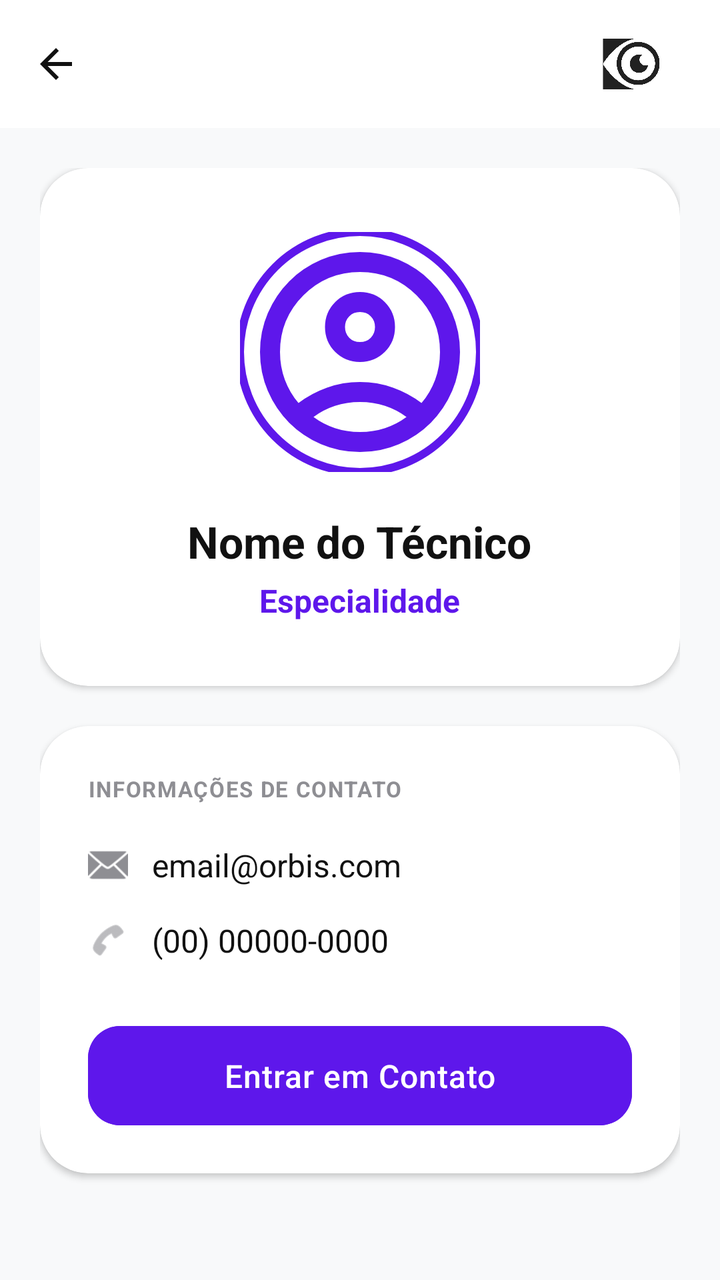
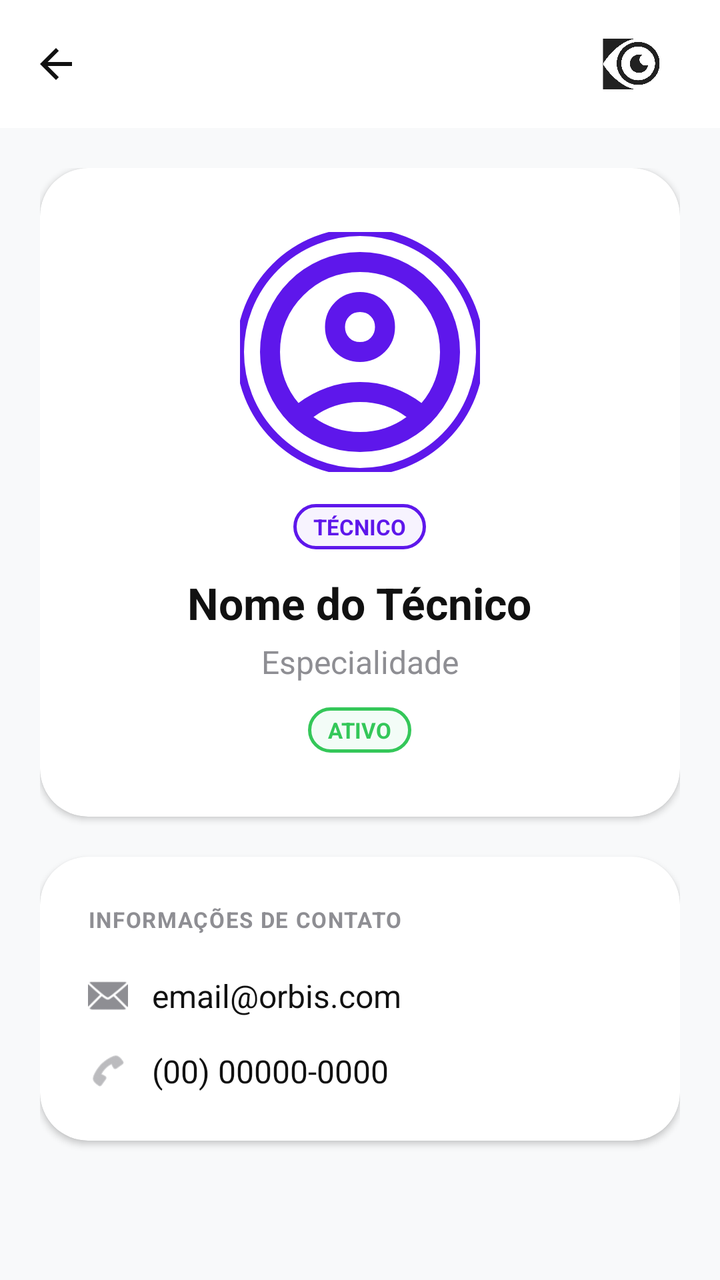

Compare the two renders of this Android layout. The source of the first and the diff that turns it into the second are given below.
<!-- AndroidManifest.xml: application theme Theme.Orbis -->
<!-- res/layout/activity_tecnico_detalhe.xml -->
<?xml version="1.0" encoding="utf-8"?>
<androidx.constraintlayout.widget.ConstraintLayout xmlns:android="http://schemas.android.com/apk/res/android"
    xmlns:app="http://schemas.android.com/apk/res-auto"
    xmlns:tools="http://schemas.android.com/tools"
    android:layout_width="match_parent"
    android:layout_height="match_parent"
    android:background="@color/background"
    tools:context=".ui.main.TecnicoDetalheActivity">

    <com.google.android.material.appbar.AppBarLayout
        android:id="@+id/appBarLayout"
        android:layout_width="match_parent"
        android:layout_height="wrap_content"
        android:background="@color/white"
        android:fitsSystemWindows="true"
        app:elevation="0dp"
        app:layout_constraintTop_toTopOf="parent">

        <com.google.android.material.appbar.MaterialToolbar
            android:id="@+id/toolbar"
            android:layout_width="match_parent"
            android:layout_height="?attr/actionBarSize"
            app:navigationIcon="@drawable/ic_voltar"
            app:navigationIconTint="@color/black"
            app:title="">

            <ImageView
                android:layout_width="wrap_content"
                android:layout_height="32dp"
                android:layout_gravity="end"
                android:layout_marginEnd="16dp"
                android:adjustViewBounds="true"
                android:src="@drawable/orbislogotoolbar" />

        </com.google.android.material.appbar.MaterialToolbar>
    </com.google.android.material.appbar.AppBarLayout>

    <ProgressBar
        android:id="@+id/progressTecnico"
        style="?android:attr/progressBarStyleHorizontal"
        android:layout_width="match_parent"
        android:layout_height="wrap_content"
        android:indeterminate="true"
        android:visibility="gone"
        app:layout_constraintTop_toBottomOf="@id/appBarLayout"
        android:layout_marginTop="-4dp"
        android:indeterminateTint="@color/purple" />

    <ScrollView
        android:layout_width="match_parent"
        android:layout_height="0dp"
        android:fillViewport="true"
        app:layout_constraintTop_toBottomOf="@id/appBarLayout"
        app:layout_constraintBottom_toBottomOf="parent">

        <LinearLayout
            android:layout_width="match_parent"
            android:layout_height="wrap_content"
            android:orientation="vertical"
            android:padding="20dp">

            
            <com.google.android.material.card.MaterialCardView
                style="@style/ModernCard"
                android:layout_width="match_parent"
                android:layout_height="wrap_content"
                android:layout_marginBottom="20dp">

                <LinearLayout
                    android:layout_width="match_parent"
                    android:layout_height="wrap_content"
                    android:gravity="center"
                    android:orientation="vertical"
                    android:padding="32dp">

                    <com.google.android.material.imageview.ShapeableImageView
                        android:id="@+id/imgTecnicoVariavel"
                        android:layout_width="120dp"
                        android:layout_height="120dp"
                        android:scaleType="centerCrop"
                        android:src="@drawable/ic_perfil"
                        app:shapeAppearanceOverlay="@style/CircleImageView"
                        app:strokeColor="@color/purple"
                        app:strokeWidth="4dp" />

                    <TextView
                        android:id="@+id/txtNomeVariavel"
                        android:layout_width="wrap_content"
                        android:layout_height="wrap_content"
                        android:layout_marginTop="20dp"
                        android:text="Nome do Técnico"
                        android:textColor="@color/black"
                        android:textSize="22sp"
                        android:textStyle="bold" />

                    <TextView
                        android:id="@+id/txtEspecialidadeVariavel"
                        android:layout_width="wrap_content"
                        android:layout_height="wrap_content"
                        android:layout_marginTop="4dp"
                        android:text="Especialidade"
                        android:textColor="@color/purple"
                        android:textSize="16sp"
                        android:textStyle="bold" />

                </LinearLayout>
            </com.google.android.material.card.MaterialCardView>

            
            <com.google.android.material.card.MaterialCardView
                style="@style/ModernCard"
                android:layout_width="match_parent"
                android:layout_height="wrap_content">

                <LinearLayout
                    android:layout_width="match_parent"
                    android:layout_height="wrap_content"
                    android:orientation="vertical"
                    android:padding="24dp">

                    <TextView
                        android:layout_width="wrap_content"
                        android:layout_height="wrap_content"
                        android:text="INFORMAÇÕES DE CONTATO"
                        android:textColor="@color/gray"
                        android:textSize="11sp"
                        android:textStyle="bold"
                        android:letterSpacing="0.05"
                        android:layout_marginBottom="20dp"/>

                    <LinearLayout
                        android:layout_width="match_parent"
                        android:layout_height="wrap_content"
                        android:orientation="horizontal"
                        android:gravity="center_vertical"
                        android:layout_marginBottom="16dp">
                        <ImageView
                            android:layout_width="20dp"
                            android:layout_height="20dp"
                            android:src="@android:drawable/ic_dialog_email"
                            app:tint="@color/gray" />
                        <TextView
                            android:id="@+id/txtEmailVariavel"
                            android:layout_width="match_parent"
                            android:layout_height="wrap_content"
                            android:layout_marginStart="12dp"
                            android:text="email@orbis.com"
                            android:textColor="@color/black"
                            android:textSize="16sp" />
                    </LinearLayout>

                    <LinearLayout
                        android:layout_width="match_parent"
                        android:layout_height="wrap_content"
                        android:orientation="horizontal"
                        android:gravity="center_vertical">
                        <ImageView
                            android:layout_width="20dp"
                            android:layout_height="20dp"
                            android:src="@android:drawable/ic_menu_call"
                            app:tint="@color/gray" />
                        <TextView
                            android:id="@+id/txtTelefoneVariavel"
                            android:layout_width="match_parent"
                            android:layout_height="wrap_content"
                            android:layout_marginStart="12dp"
                            android:text="(00) 00000-0000"
                            android:textColor="@color/black"
                            android:textSize="16sp" />
                    </LinearLayout>

                    <com.google.android.material.button.MaterialButton
                        android:id="@+id/btnEntrarContato"
                        style="@style/PrimaryButton"
                        android:layout_width="match_parent"
                        android:layout_height="wrap_content"
                        android:layout_marginTop="32dp"
                        android:text="Entrar em Contato"
                        android:backgroundTint="@color/purple" />

                </LinearLayout>
            </com.google.android.material.card.MaterialCardView>

            <Button
                android:id="@+id/btnVoltar"
                android:layout_width="wrap_content"
                android:layout_height="wrap_content"
                android:visibility="gone" />

        </LinearLayout>
    </ScrollView>

</androidx.constraintlayout.widget.ConstraintLayout>
<!-- resources referenced by this layout -->
<resources>
  <color name="background">#F8F9FA</color>
  <color name="black">#111111</color>
  <color name="gray">#8E8E93</color>
  <color name="purple">#5E17EB</color>
  <color name="white">#FFFFFF</color>
  <!-- drawable ic_perfil (drawable) -->
  <vector xmlns:android="http://schemas.android.com/apk/res/android"
      android:width="24dp"
      android:height="24dp"
      android:viewportWidth="960"
      android:viewportHeight="960">
    <path
        android:pathData="M234,684q51,-39 114,-61.5T480,600q69,0 132,22.5T726,684q35,-41 54.5,-93T800,480q0,-133 -93.5,-226.5T480,160q-133,0 -226.5,93.5T160,480q0,59 19.5,111t54.5,93ZM380.5,479.5Q340,439 340,380t40.5,-99.5Q421,240 480,240t99.5,40.5Q620,321 620,380t-40.5,99.5Q539,520 480,520t-99.5,-40.5ZM480,880q-83,0 -156,-31.5T197,763q-54,-54 -85.5,-127T80,480q0,-83 31.5,-156T197,197q54,-54 127,-85.5T480,80q83,0 156,31.5T763,197q54,54 85.5,127T880,480q0,83 -31.5,156T763,763q-54,54 -127,85.5T480,880ZM580,784.5q47,-15.5 86,-44.5 -39,-29 -86,-44.5T480,680q-53,0 -100,15.5T294,740q39,29 86,44.5T480,800q53,0 100,-15.5ZM523,423q17,-17 17,-43t-17,-43q-17,-17 -43,-17t-43,17q-17,17 -17,43t17,43q17,17 43,17t43,-17ZM480,380ZM480,740Z"
        android:fillColor="#5e17eb"/>
  </vector>
  <!-- drawable ic_voltar (drawable) -->
  <vector xmlns:android="http://schemas.android.com/apk/res/android"
      android:width="24dp"
      android:height="24dp"
      android:viewportWidth="24"
      android:viewportHeight="24">
    <path
        android:fillColor="#000000"
        android:pathData="M20,11H7.83l5.59,-5.59L12,4l-8,8 8,8 1.41,-1.41L7.83,13H20v-2z"/>
  </vector>
  <!-- drawable orbislogotoolbar: png bitmap (drawable, 57971 bytes) -->
  <style name="CircleImageView" parent="">
          <item name="cornerFamily">rounded</item>
          <item name="cornerSize">50%</item>
      </style>
  <style name="ModernCard" parent="Widget.Material3.CardView.Elevated">
          <item name="cardCornerRadius">24dp</item>
          <item name="cardElevation">2dp</item>
          <item name="cardBackgroundColor">@color/surface</item>
          <item name="strokeWidth">0dp</item>
      </style>
  <style name="PrimaryButton" parent="Widget.Material3.Button">
          <item name="cornerRadius">16dp</item>
          <item name="android:insetTop">0dp</item>
          <item name="android:insetBottom">0dp</item>
          <item name="android:paddingTop">14dp</item>
          <item name="android:paddingBottom">14dp</item>
          <item name="android:textAllCaps">false</item>
          <item name="android:letterSpacing">0.02</item>
          <item name="android:textSize">16sp</item>
      </style>
  <style name="Theme.Orbis" parent="Base.Theme.Orbis">
          <item name="android:windowBackground">@color/background</item>
          <item name="colorPrimary">@color/purple</item>
          <item name="colorSecondary">@color/statusGreen</item>
          <item name="android:statusBarColor">@color/white</item>
          <item name="android:windowLightStatusBar">true</item>
      </style>
  <color name="surface">#FFFFFF</color>
  <style name="Base.Theme.Orbis" parent="Theme.Material3.DayNight.NoActionBar">
          
          
      </style>
  <color name="statusGreen">#34C759</color>
</resources>

<!-- the commit's change to res/layout/activity_tecnico_detalhe.xml (unified diff, before → after) -->
@@ -84,10 +84,20 @@
                         app:strokeWidth="4dp" />
 
                     <TextView
+                        android:id="@+id/txtCargoVariavel"
+                        android:layout_width="wrap_content"
+                        android:layout_height="wrap_content"
+                        android:layout_marginTop="16dp"
+                        android:text="TÉCNICO"
+                        style="@style/BadgeText"
+                        android:textColor="@color/purple"
+                        android:background="@drawable/badge_outline_purple" />
+
+                    <TextView
                         android:id="@+id/txtNomeVariavel"
                         android:layout_width="wrap_content"
                         android:layout_height="wrap_content"
-                        android:layout_marginTop="20dp"
+                        android:layout_marginTop="12dp"
                         android:text="Nome do Técnico"
                         android:textColor="@color/black"
                         android:textSize="22sp"
@@ -99,9 +109,18 @@
                         android:layout_height="wrap_content"
                         android:layout_marginTop="4dp"
                         android:text="Especialidade"
-                        android:textColor="@color/purple"
-                        android:textSize="16sp"
-                        android:textStyle="bold" />
+                        android:textColor="@color/gray"
+                        android:textSize="16sp" />
+
+                    <TextView
+                        android:id="@+id/txtEstadoVariavel"
+                        android:layout_width="wrap_content"
+                        android:layout_height="wrap_content"
+                        android:layout_marginTop="12dp"
+                        android:text="ATIVO"
+                        style="@style/BadgeText"
+                        android:textColor="@color/statusGreen"
+                        android:background="@drawable/badge_outline_green" />
 
                 </LinearLayout>
             </com.google.android.material.card.MaterialCardView>
@@ -169,15 +188,6 @@
                             android:textSize="16sp" />
                     </LinearLayout>
 
-                    <com.google.android.material.button.MaterialButton
-                        android:id="@+id/btnEntrarContato"
-                        style="@style/PrimaryButton"
-                        android:layout_width="match_parent"
-                        android:layout_height="wrap_content"
-                        android:layout_marginTop="32dp"
-                        android:text="Entrar em Contato"
-                        android:backgroundTint="@color/purple" />
-
                 </LinearLayout>
             </com.google.android.material.card.MaterialCardView>
 
<!-- resource entries referenced after the edit -->
@@ -5,6 +5,24 @@
   <color name="gray">#8E8E93</color>
   <color name="purple">#5E17EB</color>
   <color name="white">#FFFFFF</color>
+  <!-- drawable badge_outline_green (drawable) -->
+  <?xml version="1.0" encoding="utf-8"?>
+  <shape xmlns:android="http://schemas.android.com/apk/res/android">
+      <stroke
+          android:width="1.5dp"
+          android:color="@color/statusGreen" />
+      <corners android:radius="12dp" />
+      <solid android:color="#0D22C55E" /> 
+  </shape>
+  <!-- drawable badge_outline_purple (drawable) -->
+  <?xml version="1.0" encoding="utf-8"?>
+  <shape xmlns:android="http://schemas.android.com/apk/res/android">
+      <stroke
+          android:width="1.5dp"
+          android:color="@color/purple" />
+      <corners android:radius="12dp" />
+      <solid android:color="#0D5E17EB" /> 
+  </shape>
   <!-- drawable ic_perfil (drawable) -->
   <vector xmlns:android="http://schemas.android.com/apk/res/android"
       android:width="24dp"
@@ -26,6 +44,14 @@
         android:pathData="M20,11H7.83l5.59,-5.59L12,4l-8,8 8,8 1.41,-1.41L7.83,13H20v-2z"/>
   </vector>
   <!-- drawable orbislogotoolbar: png bitmap (drawable, 57971 bytes) -->
+  <style name="BadgeText">
+          <item name="android:textSize">11sp</item>
+          <item name="android:textStyle">bold</item>
+          <item name="android:paddingLeft">10dp</item>
+          <item name="android:paddingRight">10dp</item>
+          <item name="android:paddingTop">4dp</item>
+          <item name="android:paddingBottom">4dp</item>
+      </style>
   <style name="CircleImageView" parent="">
           <item name="cornerFamily">rounded</item>
           <item name="cornerSize">50%</item>
@@ -35,16 +61,6 @@
           <item name="cardElevation">2dp</item>
           <item name="cardBackgroundColor">@color/surface</item>
           <item name="strokeWidth">0dp</item>
-      </style>
-  <style name="PrimaryButton" parent="Widget.Material3.Button">
-          <item name="cornerRadius">16dp</item>
-          <item name="android:insetTop">0dp</item>
-          <item name="android:insetBottom">0dp</item>
-          <item name="android:paddingTop">14dp</item>
-          <item name="android:paddingBottom">14dp</item>
-          <item name="android:textAllCaps">false</item>
-          <item name="android:letterSpacing">0.02</item>
-          <item name="android:textSize">16sp</item>
       </style>
   <style name="Theme.Orbis" parent="Base.Theme.Orbis">
           <item name="android:windowBackground">@color/background</item>
